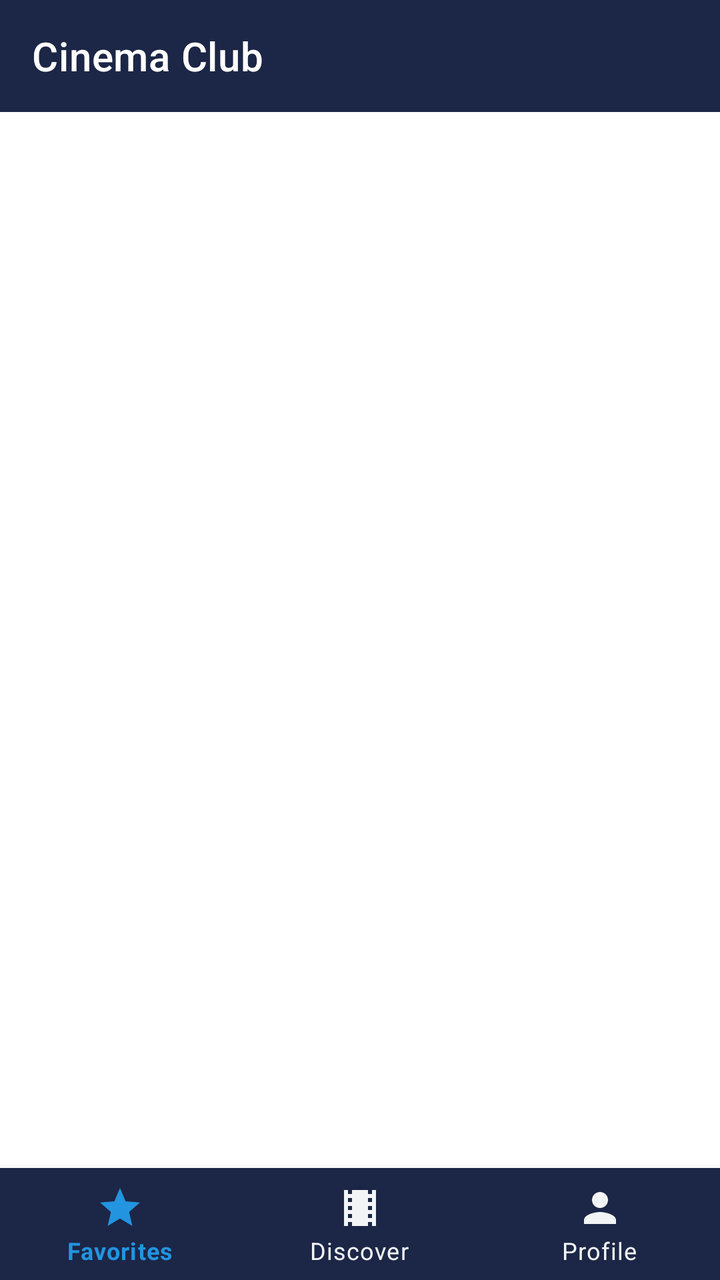
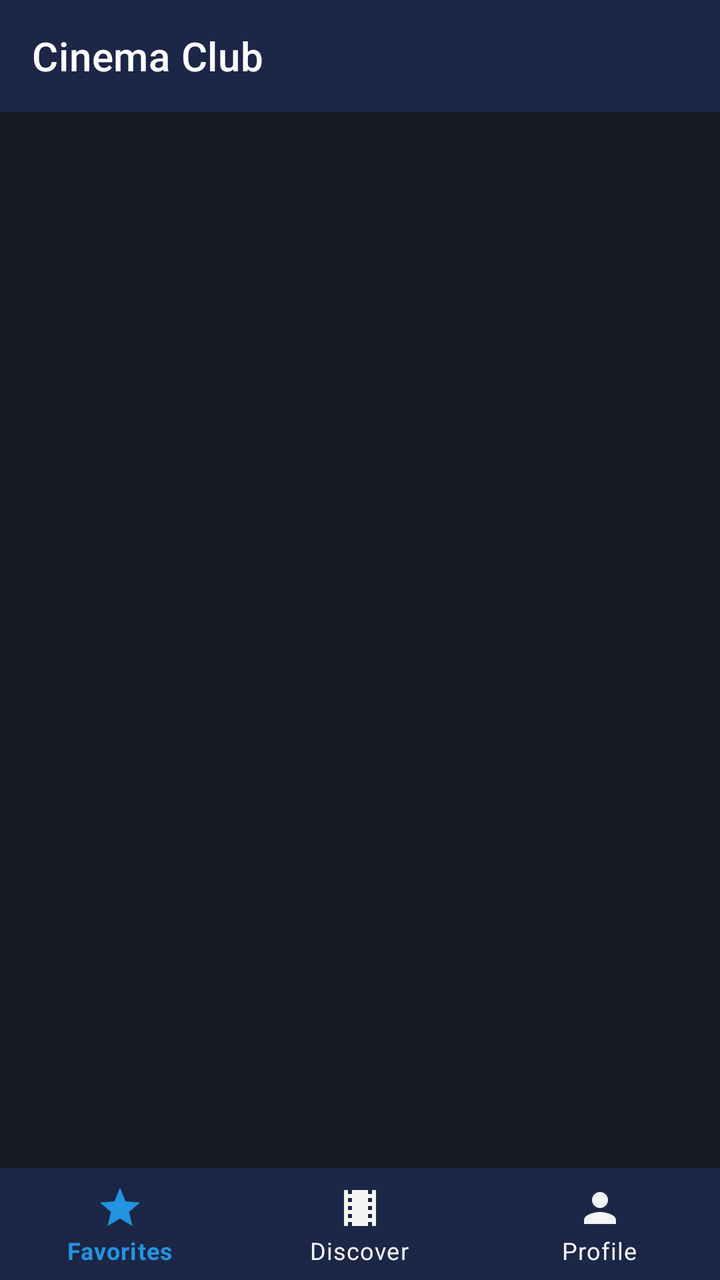

Before-and-after screenshots of an Android layout around one commit, followed by the original layout XML and the change that was made.
<!-- AndroidManifest.xml: application theme AppTheme.NoActionBar -->
<!-- res/layout/activity_main.xml -->
<?xml version="1.0" encoding="utf-8"?>
<androidx.constraintlayout.widget.ConstraintLayout
        xmlns:android="http://schemas.android.com/apk/res/android"
        xmlns:app="http://schemas.android.com/apk/res-auto"
        xmlns:tools="http://schemas.android.com/tools"
        android:layout_width="match_parent"
        android:layout_height="match_parent"
        tools:context=".ui.main.MainActivity">

    <com.google.android.material.appbar.AppBarLayout
            android:layout_width="match_parent"
            android:layout_height="wrap_content"
            app:layout_constraintTop_toTopOf="parent"
            app:theme="@style/AppTheme.AppBarOverlay">

        <androidx.appcompat.widget.Toolbar
                android:id="@+id/toolbar"
                android:layout_width="match_parent"
                android:layout_height="?attr/actionBarSize"
                android:elevation="4dp"
                android:background="@color/colorPrimary"
                app:popupTheme="@style/AppTheme.PopupOverlay"
                app:title="@string/app_name" />

    </com.google.android.material.appbar.AppBarLayout>

    <FrameLayout
            android:id="@+id/container"
            android:layout_width="match_parent"
            android:layout_height="match_parent"
            app:layout_behavior="@string/appbar_scrolling_view_behavior"
            android:paddingTop="?attr/actionBarSize"
            android:paddingBottom="?attr/actionBarSize"/>


    <com.google.android.material.bottomnavigation.BottomNavigationView
            android:id="@+id/navigation"
            android:layout_width="0dp"
            android:layout_height="wrap_content"
            android:background="@color/colorPrimary"
            app:layout_behavior="@string/hide_bottom_view_on_scroll_behavior"
            app:itemIconTint="@color/bottom_navigation_colors"
            app:itemTextColor="@color/bottom_navigation_colors"
            app:layout_constraintBottom_toBottomOf="parent"
            app:layout_constraintLeft_toLeftOf="parent"
            app:layout_constraintRight_toRightOf="parent"
            app:menu="@menu/navigation"/>

</androidx.constraintlayout.widget.ConstraintLayout>
<!-- resources referenced by this layout -->
<resources>
  <color name="colorPrimary">#1C2646</color>
  <string name="app_name">Cinema Club</string>
  <style name="AppTheme.AppBarOverlay" parent="ThemeOverlay.AppCompat.Dark.ActionBar">
          <item name="android:colorPrimary">@color/colorPrimary</item>
          <item name="android:textColorSecondary">@color/colorAccent</item>
      </style>
  <style name="AppTheme.PopupOverlay" parent="ThemeOverlay.AppCompat.Light" />
  <style name="AppTheme.NoActionBar">
          <item name="windowActionBar">false</item>
          <item name="windowNoTitle">true</item>
      </style>
  <color name="colorAccent">#F2F4F5</color>
</resources>

<!-- the commit's change to res/layout/activity_main.xml (unified diff, before → after) -->
@@ -3,6 +3,7 @@
         xmlns:android="http://schemas.android.com/apk/res/android"
         xmlns:app="http://schemas.android.com/apk/res-auto"
         xmlns:tools="http://schemas.android.com/tools"
+        android:background="@color/windowBackground"
         android:layout_width="match_parent"
         android:layout_height="match_parent"
         tools:context=".ui.main.MainActivity">
<!-- resource entries referenced after the edit -->
@@ -1,6 +1,7 @@
 <!-- resources referenced by this layout -->
 <resources>
   <color name="colorPrimary">#1C2646</color>
+  <color name="windowBackground">#181A25</color>
   <string name="app_name">Cinema Club</string>
   <style name="AppTheme.AppBarOverlay" parent="ThemeOverlay.AppCompat.Dark.ActionBar">
           <item name="android:colorPrimary">@color/colorPrimary</item>
